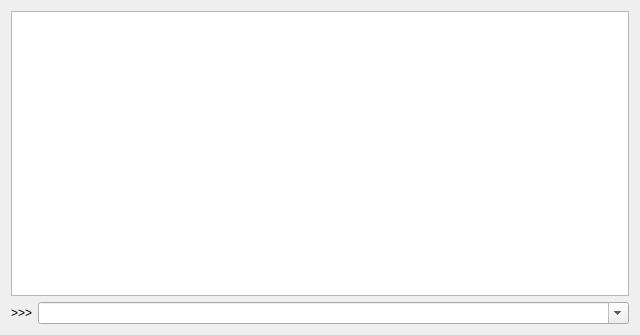
Old version of the form gui/ConsoleWindows.ui in the repository seounghun-chung/4uwingnet.
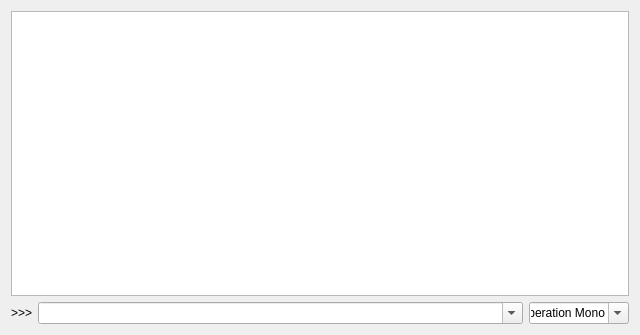
New version of the form.

Commit message: [pytool] entire font change options

The edit to the form file:
```diff
--- a/gui/ConsoleWindows.ui
+++ b/gui/ConsoleWindows.ui
@@ -48,6 +48,31 @@
        </property>
       </widget>
      </item>
+     <item>
+      <widget class="QFontComboBox" name="fontComboBox">
+       <property name="sizePolicy">
+        <sizepolicy hsizetype="Minimum" vsizetype="Fixed">
+         <horstretch>0</horstretch>
+         <verstretch>0</verstretch>
+        </sizepolicy>
+       </property>
+       <property name="maximumSize">
+        <size>
+         <width>100</width>
+         <height>16777215</height>
+        </size>
+       </property>
+       <property name="fontFilters">
+        <set>QFontComboBox::ScalableFonts</set>
+       </property>
+       <property name="currentFont">
+        <font>
+         <family>Consolas</family>
+         <pointsize>10</pointsize>
+        </font>
+       </property>
+      </widget>
+     </item>
     </layout>
    </item>
   </layout>
```
The commit also changes 5 other files.
